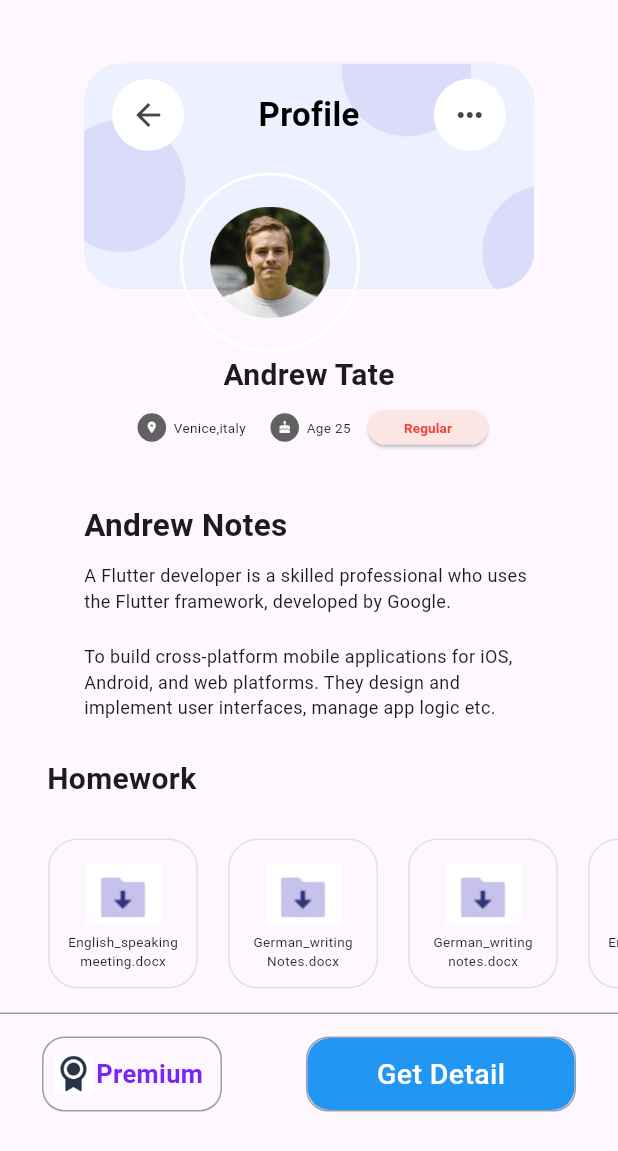
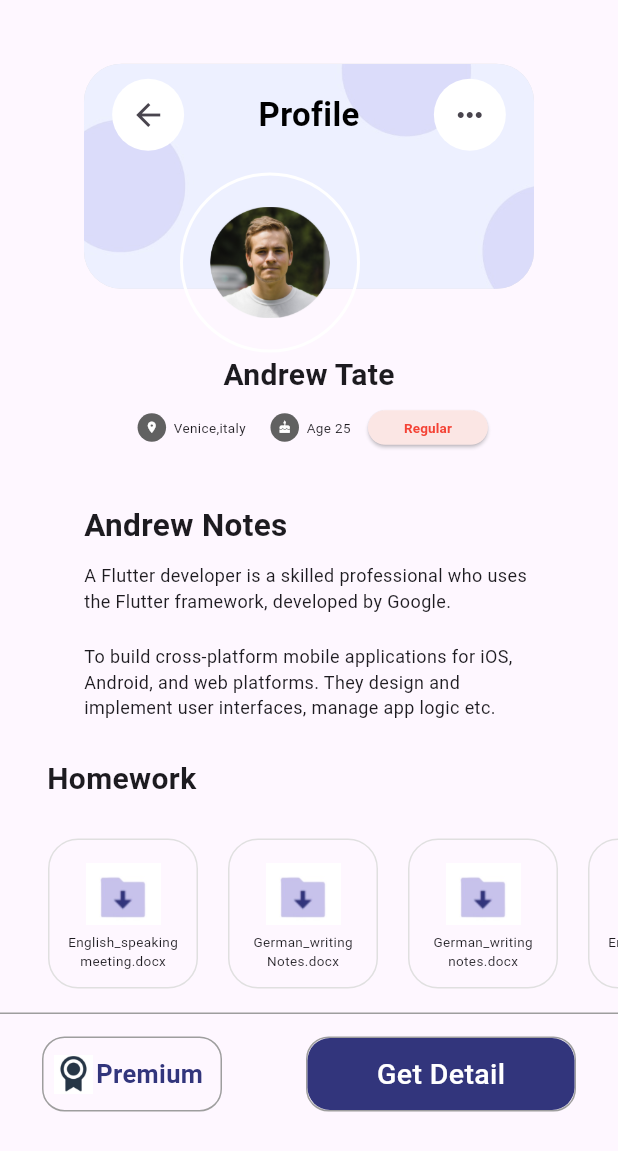
Before and after one commit to Hansrajkumar51/task_app_ui, a Flutter app: the screen it shows after launch, on a phone screen of 412 x 824 dp. Shown: the top 1151 px of the screen. Run offline on Flutter 3.47's test engine with Material 2 defaults, Android fonts, the phone set to English and light mode, and no system bars.

Commit message:
change of bottom button colors

```diff
--- a/lib/homepage.dart
+++ b/lib/homepage.dart
@@ -448,7 +448,7 @@ Widget _Bottom_Buttons() {
                 'Premium',
                 style: TextStyle(
                     fontSize: 17,
-                    color: Color.fromARGB(255, 121, 37, 246),
+                    color: Color(0xff32357C),
                     fontWeight: FontWeight.bold),
               ),
             ],
@@ -466,9 +466,9 @@ Widget _Bottom_Buttons() {
               width: double.infinity,
               decoration: BoxDecoration(
                 borderRadius: BorderRadius.circular(15),
-                color: Colors.blue,
+                color: Color(0xff32357C),
               ),
-              child: Center(
+              child: const Center(
                 child: Text(
                   'Get Detail',
                   style: TextStyle(
```
